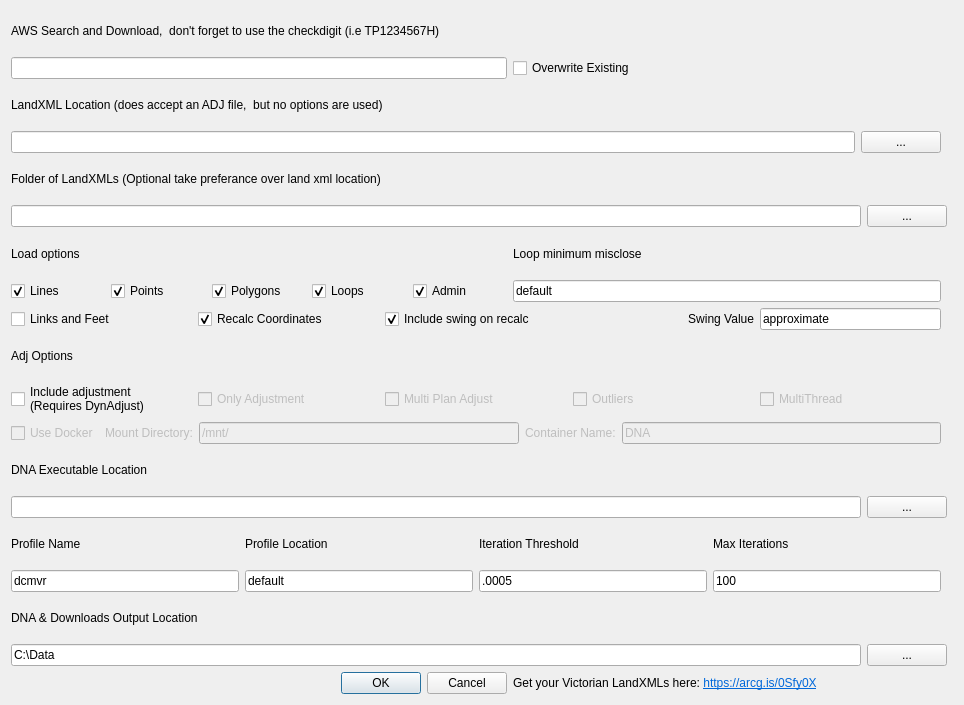
This is landxml2qgis/landxml2qgis_dialog_base.ui in jameslevershadelwp/landxml2qgis-public as Qt 5 draws it before an edit. The edited form follows.
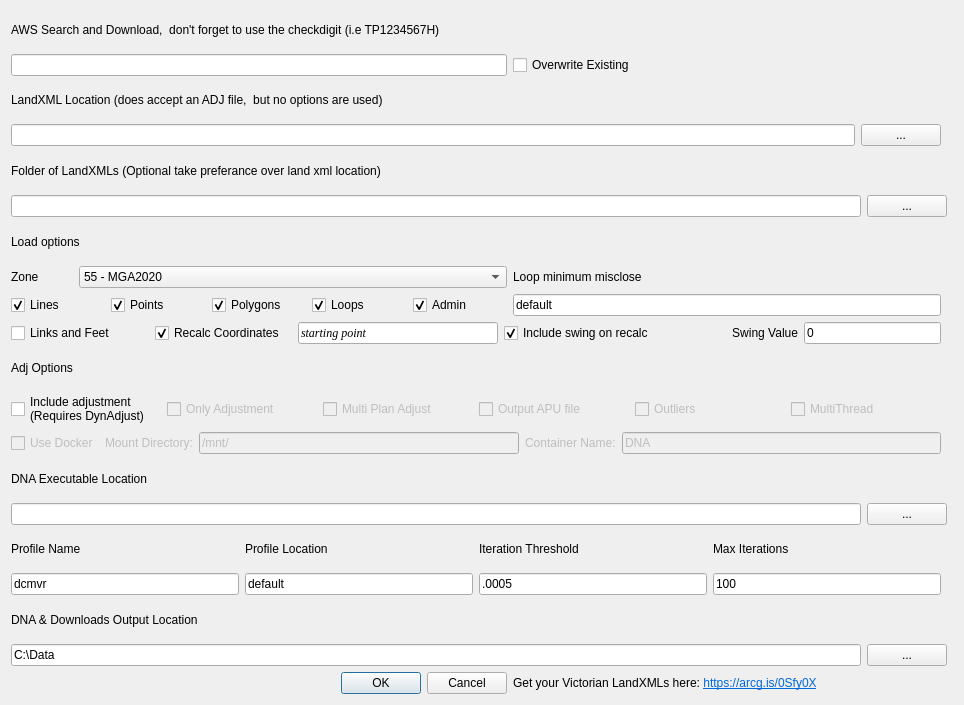
This is the edited form.

Commit message: updated to add some functionality regarding zone information

Patch:
```diff
--- a/landxml2qgis/landxml2qgis_dialog_base.ui
+++ b/landxml2qgis/landxml2qgis_dialog_base.ui
@@ -14,7 +14,167 @@
    <string>XML to QGIS</string>
   </property>
   <layout class="QGridLayout" name="gridLayout">
-   <item row="13" column="0" colspan="3">
+   <item row="30" column="1">
+    <layout class="QHBoxLayout" name="horizontalLayout_9">
+     <item>
+      <widget class="QDialogButtonBox" name="button_box">
+       <property name="orientation">
+        <enum>Qt::Horizontal</enum>
+       </property>
+       <property name="standardButtons">
+        <set>QDialogButtonBox::Cancel|QDialogButtonBox::Ok</set>
+       </property>
+      </widget>
+     </item>
+    </layout>
+   </item>
+   <item row="14" column="0" colspan="2">
+    <layout class="QHBoxLayout" name="horizontalLayout_5">
+     <item>
+      <widget class="QCheckBox" name="lineCheckBox">
+       <property name="text">
+        <string>Lines</string>
+       </property>
+       <property name="checked">
+        <bool>true</bool>
+       </property>
+      </widget>
+     </item>
+     <item>
+      <widget class="QCheckBox" name="pointCheckBox">
+       <property name="text">
+        <string>Points</string>
+       </property>
+       <property name="checked">
+        <bool>true</bool>
+       </property>
+      </widget>
+     </item>
+     <item>
+      <widget class="QCheckBox" name="polygonCheckBox">
+       <property name="text">
+        <string>Polygons</string>
+       </property>
+       <property name="checked">
+        <bool>true</bool>
+       </property>
+      </widget>
+     </item>
+     <item>
+      <widget class="QCheckBox" name="loopCheckBox">
+       <property name="enabled">
+        <bool>true</bool>
+       </property>
+       <property name="text">
+        <string>Loops</string>
+       </property>
+       <property name="checked">
+        <bool>true</bool>
+       </property>
+      </widget>
+     </item>
+     <item>
+      <widget class="QCheckBox" name="adminCheckBox">
+       <property name="text">
+        <string>Admin</string>
+       </property>
+       <property name="checked">
+        <bool>true</bool>
+       </property>
+      </widget>
+     </item>
+    </layout>
+   </item>
+   <item row="3" column="0" colspan="3">
+    <layout class="QHBoxLayout" name="horizontalLayout">
+     <item>
+      <widget class="QLineEdit" name="lineEdit">
+       <property name="text">
+        <string/>
+       </property>
+      </widget>
+     </item>
+     <item>
+      <widget class="QPushButton" name="pushButton">
+       <property name="text">
+        <string>...</string>
+       </property>
+      </widget>
+     </item>
+    </layout>
+   </item>
+   <item row="8" column="0">
+    <widget class="QLabel" name="label_17">
+     <property name="text">
+      <string>Zone</string>
+     </property>
+    </widget>
+   </item>
+   <item row="6" column="0" colspan="4">
+    <layout class="QHBoxLayout" name="horizontalLayout_4">
+     <item>
+      <widget class="QLineEdit" name="lineEdit_4">
+       <property name="text">
+        <string/>
+       </property>
+      </widget>
+     </item>
+     <item>
+      <widget class="QPushButton" name="pushButton_4">
+       <property name="text">
+        <string>...</string>
+       </property>
+      </widget>
+     </item>
+    </layout>
+   </item>
+   <item row="2" column="0" colspan="2">
+    <widget class="QLabel" name="label_2">
+     <property name="text">
+      <string>LandXML Location (does accept an ADJ file,  but no options are used)</string>
+     </property>
+    </widget>
+   </item>
+   <item row="27" column="0" colspan="5">
+    <widget class="QLabel" name="label_3">
+     <property name="text">
+      <string>DNA &amp; Downloads Output Location</string>
+     </property>
+    </widget>
+   </item>
+   <item row="7" column="0" colspan="2">
+    <widget class="QLabel" name="label_5">
+     <property name="text">
+      <string>Load options</string>
+     </property>
+    </widget>
+   </item>
+   <item row="16" column="0">
+    <widget class="QLabel" name="label_6">
+     <property name="text">
+      <string>Adj Options</string>
+     </property>
+    </widget>
+   </item>
+   <item row="21" column="0" colspan="4">
+    <layout class="QHBoxLayout" name="horizontalLayout_2">
+     <item>
+      <widget class="QLineEdit" name="lineEdit_2">
+       <property name="text">
+        <string/>
+       </property>
+      </widget>
+     </item>
+     <item>
+      <widget class="QPushButton" name="pushButton_2">
+       <property name="text">
+        <string>...</string>
+       </property>
+      </widget>
+     </item>
+    </layout>
+   </item>
+   <item row="18" column="0" colspan="3">
     <layout class="QHBoxLayout" name="horizontalLayout_8">
      <item>
       <widget class="QCheckBox" name="runDNACheckBox">
@@ -53,6 +213,16 @@
        </property>
       </widget>
      </item>
+     <item>
+      <widget class="QCheckBox" name="apuCheckBox">
+       <property name="enabled">
+        <bool>false</bool>
+       </property>
+       <property name="text">
+        <string>Output APU file</string>
+       </property>
+      </widget>
+     </item>
      <item>
       <widget class="QCheckBox" name="outlierCheckBox">
        <property name="enabled">
@@ -78,7 +248,24 @@
      </item>
     </layout>
    </item>
-   <item row="23" column="0" colspan="4">
+   <item row="14" column="2">
+    <widget class="QLineEdit" name="lineEdit_10">
+     <property name="text">
+      <string>default</string>
+     </property>
+     <property name="maxLength">
+      <number>100</number>
+     </property>
+    </widget>
+   </item>
+   <item row="20" column="0" colspan="4">
+    <widget class="QLabel" name="label">
+     <property name="text">
+      <string>DNA Executable Location</string>
+     </property>
+    </widget>
+   </item>
+   <item row="28" column="0" colspan="4">
     <layout class="QHBoxLayout" name="horizontalLayout_3">
      <item>
       <widget class="QLineEdit" name="lineEdit_3">
@@ -99,95 +286,13 @@
      </item>
     </layout>
    </item>
-   <item row="22" column="0" colspan="5">
-    <widget class="QLabel" name="label_3">
+   <item row="30" column="2">
+    <widget class="QLabel" name="label_13">
      <property name="text">
-      <string>DNA &amp; Downloads Output Location</string>
+      <string>&lt;html&gt;&lt;head/&gt;&lt;body&gt;&lt;p&gt;Get your Victorian LandXMLs here:  &lt;a href=&quot; https://arcg.is/0Sfy0X&quot;&gt;&lt;span style=&quot; text-decoration: underline; color:#0068da;&quot;&gt;https://arcg.is/0Sfy0X&lt;/span&gt;&lt;/a&gt;&lt;/p&gt;&lt;/body&gt;&lt;/html&gt;</string>
      </property>
-    </widget>
-   </item>
-   <item row="11" column="0">
-    <widget class="QLabel" name="label_6">
-     <property name="text">
-      <string>Adj Options</string>
-     </property>
-    </widget>
-   </item>
-   <item row="9" column="0" colspan="2">
-    <layout class="QHBoxLayout" name="horizontalLayout_5">
-     <item>
-      <widget class="QCheckBox" name="lineCheckBox">
-       <property name="text">
-        <string>Lines</string>
-       </property>
-       <property name="checked">
-        <bool>true</bool>
-       </property>
-      </widget>
-     </item>
-     <item>
-      <widget class="QCheckBox" name="pointCheckBox">
-       <property name="text">
-        <string>Points</string>
-       </property>
-       <property name="checked">
-        <bool>true</bool>
-       </property>
-      </widget>
-     </item>
-     <item>
-      <widget class="QCheckBox" name="polygonCheckBox">
-       <property name="text">
-        <string>Polygons</string>
-       </property>
-       <property name="checked">
-        <bool>true</bool>
-       </property>
-      </widget>
-     </item>
-     <item>
-      <widget class="QCheckBox" name="loopCheckBox">
-       <property name="enabled">
-        <bool>true</bool>
-       </property>
-       <property name="text">
-        <string>Loops</string>
-       </property>
-       <property name="checked">
-        <bool>true</bool>
-       </property>
-      </widget>
-     </item>
-     <item>
-      <widget class="QCheckBox" name="adminCheckBox">
-       <property name="text">
-        <string>Admin</string>
-       </property>
-       <property name="checked">
-        <bool>true</bool>
-       </property>
-      </widget>
-     </item>
-    </layout>
-   </item>
-   <item row="25" column="1">
-    <layout class="QHBoxLayout" name="horizontalLayout_9">
-     <item>
-      <widget class="QDialogButtonBox" name="button_box">
-       <property name="orientation">
-        <enum>Qt::Horizontal</enum>
-       </property>
-       <property name="standardButtons">
-        <set>QDialogButtonBox::Cancel|QDialogButtonBox::Ok</set>
-       </property>
-      </widget>
-     </item>
-    </layout>
-   </item>
-   <item row="15" column="0" colspan="4">
-    <widget class="QLabel" name="label">
-     <property name="text">
-      <string>DNA Executable Location</string>
+     <property name="openExternalLinks">
+      <bool>true</bool>
      </property>
     </widget>
    </item>
@@ -198,151 +303,47 @@
      </property>
     </widget>
    </item>
-   <item row="9" column="2">
-    <widget class="QLineEdit" name="lineEdit_10">
-     <property name="text">
-      <string>default</string>
-     </property>
+   <item row="8" column="1">
+    <widget class="QComboBox" name="zoneComboBox">
+     <item>
+      <property name="text">
+       <string>55 - MGA2020</string>
+      </property>
+     </item>
+     <item>
+      <property name="text">
+       <string>54 - MGA2020</string>
+      </property>
+     </item>
+     <item>
+      <property name="text">
+       <string>VicGrid - MGA2020</string>
+      </property>
+     </item>
+     <item>
+      <property name="text">
+       <string>GDA2020</string>
+      </property>
+     </item>
+     <item>
+      <property name="text">
+       <string>56- MGA2020</string>
+      </property>
+     </item>
+     <item>
+      <property name="text">
+       <string>53 - MGA2020</string>
+      </property>
+     </item>
     </widget>
    </item>
-   <item row="10" column="0" colspan="3">
-    <layout class="QHBoxLayout" name="horizontalLayout_10">
-     <item>
-      <widget class="QCheckBox" name="linksfeet">
-       <property name="enabled">
-        <bool>true</bool>
-       </property>
-       <property name="text">
-        <string>Links and Feet</string>
-       </property>
-       <property name="checked">
-        <bool>false</bool>
-       </property>
-      </widget>
-     </item>
-     <item>
-      <widget class="QCheckBox" name="recalcCheckBox">
-       <property name="text">
-        <string>Recalc Coordinates</string>
-       </property>
-       <property name="checked">
-        <bool>true</bool>
-       </property>
-      </widget>
-     </item>
-     <item>
-      <widget class="QCheckBox" name="swingCheckBox">
-       <property name="enabled">
-        <bool>true</bool>
-       </property>
-       <property name="text">
-        <string>Include swing on recalc</string>
-       </property>
-       <property name="checked">
-        <bool>true</bool>
-       </property>
-      </widget>
-     </item>
-     <item>
-      <widget class="QLabel" name="label_14">
-       <property name="text">
-        <string>Swing Value</string>
-       </property>
-       <property name="alignment">
-        <set>Qt::AlignRight|Qt::AlignTrailing|Qt::AlignVCenter</set>
-       </property>
-      </widget>
-     </item>
-     <item>
-      <widget class="QLineEdit" name="swingValue">
-       <property name="sizePolicy">
-        <sizepolicy hsizetype="Minimum" vsizetype="Fixed">
-         <horstretch>0</horstretch>
-         <verstretch>0</verstretch>
-        </sizepolicy>
-       </property>
-       <property name="acceptDrops">
-        <bool>false</bool>
-       </property>
-       <property name="toolTip">
-        <string extracomment="Approixmate will take the coordinates in the file and swing to the mean swing value between recalculation and file"/>
-       </property>
-       <property name="toolTipDuration">
-        <number>1</number>
-       </property>
-       <property name="text">
-        <string>approximate</string>
-       </property>
-       <property name="maxLength">
-        <number>360</number>
-       </property>
-      </widget>
-     </item>
-    </layout>
-   </item>
-   <item row="21" column="0" colspan="3">
-    <layout class="QHBoxLayout" name="horizontalLayout_7">
-     <item>
-      <widget class="QLineEdit" name="lineEdit_11">
-       <property name="text">
-        <string>dcmvr</string>
-       </property>
-      </widget>
-     </item>
-     <item>
-      <widget class="QLineEdit" name="lineEdit_7">
-       <property name="text">
-        <string>default</string>
-       </property>
-      </widget>
-     </item>
-     <item>
-      <widget class="QLineEdit" name="lineEdit_9">
-       <property name="text">
-        <string>.0005</string>
-       </property>
-      </widget>
-     </item>
-     <item>
-      <widget class="QLineEdit" name="lineEdit_8">
-       <property name="text">
-        <string>100</string>
-       </property>
-      </widget>
-     </item>
-    </layout>
-   </item>
-   <item row="7" column="2">
+   <item row="8" column="2">
     <widget class="QLabel" name="label_9">
      <property name="text">
       <string>Loop minimum misclose</string>
      </property>
     </widget>
    </item>
-   <item row="1" column="2">
-    <layout class="QVBoxLayout" name="verticalLayout">
-     <item>
-      <widget class="QCheckBox" name="overwriteCheckBox">
-       <property name="enabled">
-        <bool>true</bool>
-       </property>
-       <property name="text">
-        <string>Overwrite Existing</string>
-       </property>
-      </widget>
-     </item>
-    </layout>
-   </item>
-   <item row="25" column="2">
-    <widget class="QLabel" name="label_13">
-     <property name="text">
-      <string>&lt;html&gt;&lt;head/&gt;&lt;body&gt;&lt;p&gt;Get your Victorian LandXMLs here:  &lt;a href=&quot; https://arcg.is/0Sfy0X&quot;&gt;&lt;span style=&quot; text-decoration: underline; color:#0068da;&quot;&gt;https://arcg.is/0Sfy0X&lt;/span&gt;&lt;/a&gt;&lt;/p&gt;&lt;/body&gt;&lt;/html&gt;</string>
-     </property>
-     <property name="openExternalLinks">
-      <bool>true</bool>
-     </property>
-    </widget>
-   </item>
    <item row="0" column="0" colspan="5">
     <widget class="QLabel" name="label_12">
      <property name="enabled">
@@ -353,14 +354,7 @@
      </property>
     </widget>
    </item>
-   <item row="7" column="0" colspan="2">
-    <widget class="QLabel" name="label_5">
-     <property name="text">
-      <string>Load options</string>
-     </property>
-    </widget>
-   </item>
-   <item row="18" column="0" colspan="3">
+   <item row="23" column="0" colspan="3">
     <layout class="QHBoxLayout" name="horizontalLayout_6">
      <item>
       <widget class="QLabel" name="label_10">
@@ -395,75 +389,21 @@
      </item>
     </layout>
    </item>
-   <item row="16" column="0" colspan="4">
-    <layout class="QHBoxLayout" name="horizontalLayout_2">
+   <item row="1" column="2">
+    <layout class="QVBoxLayout" name="verticalLayout">
      <item>
-      <widget class="QLineEdit" name="lineEdit_2">
-       <property name="text">
-        <string/>
+      <widget class="QCheckBox" name="overwriteCheckBox">
+       <property name="enabled">
+        <bool>true</bool>
        </property>
-      </widget>
-     </item>
-     <item>
-      <widget class="QPushButton" name="pushButton_2">
        <property name="text">
-        <string>...</string>
+        <string>Overwrite Existing</string>
        </property>
       </widget>
      </item>
     </layout>
    </item>
-   <item row="5" column="0" colspan="2">
-    <widget class="QLabel" name="label_4">
-     <property name="text">
-      <string>Folder of LandXMLs (Optional take preferance over land xml location)</string>
-     </property>
-    </widget>
-   </item>
-   <item row="3" column="0" colspan="3">
-    <layout class="QHBoxLayout" name="horizontalLayout">
-     <item>
-      <widget class="QLineEdit" name="lineEdit">
-       <property name="text">
-        <string/>
-       </property>
-      </widget>
-     </item>
-     <item>
-      <widget class="QPushButton" name="pushButton">
-       <property name="text">
-        <string>...</string>
-       </property>
-      </widget>
-     </item>
-    </layout>
-   </item>
-   <item row="6" column="0" colspan="4">
-    <layout class="QHBoxLayout" name="horizontalLayout_4">
-     <item>
-      <widget class="QLineEdit" name="lineEdit_4">
-       <property name="text">
-        <string/>
-       </property>
-      </widget>
-     </item>
-     <item>
-      <widget class="QPushButton" name="pushButton_4">
-       <property name="text">
-        <string>...</string>
-       </property>
-      </widget>
-     </item>
-    </layout>
-   </item>
-   <item row="2" column="0" colspan="2">
-    <widget class="QLabel" name="label_2">
-     <property name="text">
-      <string>LandXML Location (does accept an ADJ file,  but no options are used)</string>
-     </property>
-    </widget>
-   </item>
-   <item row="14" column="0" colspan="3">
+   <item row="19" column="0" colspan="3">
     <layout class="QHBoxLayout" name="horizontalLayout_11">
      <property name="sizeConstraint">
       <enum>QLayout::SetDefaultConstraint</enum>
@@ -538,6 +478,142 @@
      </item>
     </layout>
    </item>
+   <item row="5" column="0" colspan="2">
+    <widget class="QLabel" name="label_4">
+     <property name="text">
+      <string>Folder of LandXMLs (Optional take preferance over land xml location)</string>
+     </property>
+    </widget>
+   </item>
+   <item row="26" column="0" colspan="3">
+    <layout class="QHBoxLayout" name="horizontalLayout_7">
+     <item>
+      <widget class="QLineEdit" name="lineEdit_11">
+       <property name="text">
+        <string>dcmvr</string>
+       </property>
+      </widget>
+     </item>
+     <item>
+      <widget class="QLineEdit" name="lineEdit_7">
+       <property name="text">
+        <string>default</string>
+       </property>
+      </widget>
+     </item>
+     <item>
+      <widget class="QLineEdit" name="lineEdit_9">
+       <property name="text">
+        <string>.0005</string>
+       </property>
+      </widget>
+     </item>
+     <item>
+      <widget class="QLineEdit" name="lineEdit_8">
+       <property name="text">
+        <string>100</string>
+       </property>
+      </widget>
+     </item>
+    </layout>
+   </item>
+   <item row="15" column="0" colspan="3">
+    <layout class="QHBoxLayout" name="horizontalLayout_10">
+     <item>
+      <widget class="QCheckBox" name="linksfeet">
+       <property name="enabled">
+        <bool>true</bool>
+       </property>
+       <property name="text">
+        <string>Links and Feet</string>
+       </property>
+       <property name="checked">
+        <bool>false</bool>
+       </property>
+      </widget>
+     </item>
+     <item>
+      <widget class="QCheckBox" name="recalcCheckBox">
+       <property name="text">
+        <string>Recalc Coordinates</string>
+       </property>
+       <property name="checked">
+        <bool>true</bool>
+       </property>
+      </widget>
+     </item>
+     <item>
+      <widget class="QLineEdit" name="startingPointEdit">
+       <property name="maximumSize">
+        <size>
+         <width>200</width>
+         <height>16777215</height>
+        </size>
+       </property>
+       <property name="font">
+        <font>
+         <family>Georgia</family>
+         <italic>true</italic>
+        </font>
+       </property>
+       <property name="text">
+        <string>starting point</string>
+       </property>
+       <property name="maxLength">
+        <number>20</number>
+       </property>
+      </widget>
+     </item>
+     <item>
+      <widget class="QCheckBox" name="swingCheckBox">
+       <property name="enabled">
+        <bool>true</bool>
+       </property>
+       <property name="text">
+        <string>Include swing on recalc</string>
+       </property>
+       <property name="checked">
+        <bool>true</bool>
+       </property>
+      </widget>
+     </item>
+     <item>
+      <widget class="QLabel" name="label_14">
+       <property name="text">
+        <string>Swing Value</string>
+       </property>
+       <property name="alignment">
+        <set>Qt::AlignRight|Qt::AlignTrailing|Qt::AlignVCenter</set>
+       </property>
+      </widget>
+     </item>
+     <item>
+      <widget class="QLineEdit" name="swingValue">
+       <property name="sizePolicy">
+        <sizepolicy hsizetype="Minimum" vsizetype="Fixed">
+         <horstretch>0</horstretch>
+         <verstretch>0</verstretch>
+        </sizepolicy>
+       </property>
+       <property name="acceptDrops">
+        <bool>false</bool>
+       </property>
+       <property name="toolTip">
+        <string extracomment="Approixmate will take the coordinates in the file and swing to the mean swing value between recalculation and file"/>
+       </property>
+       <property name="toolTipDuration">
+        <number>1</number>
+       </property>
+       <property name="text">
+        <string>0</string>
+       </property>
+       <property name="maxLength">
+        <number>360</number>
+       </property>
+      </widget>
+     </item>
+    </layout>
+   </item>
   </layout>
  </widget>
  <resources/>
```
Left out of the diff: 16 changed lines with no effect on the pictures. The commit also changes 3 other files.
